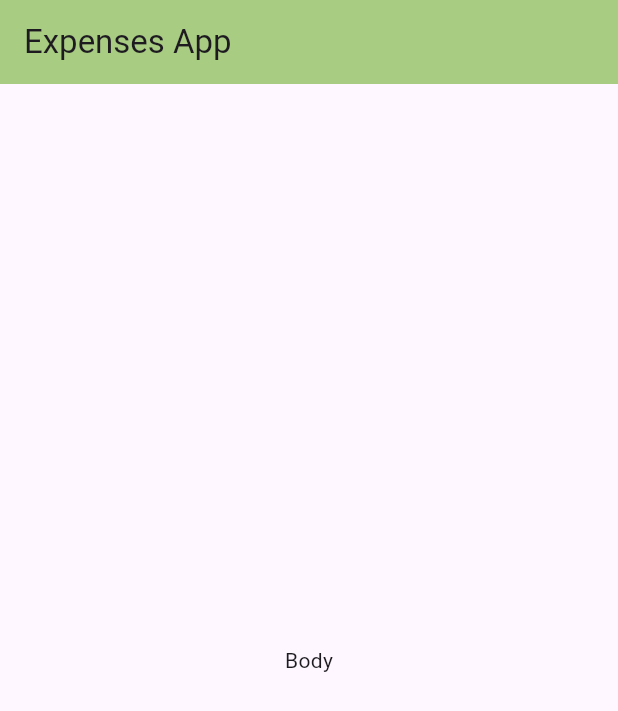
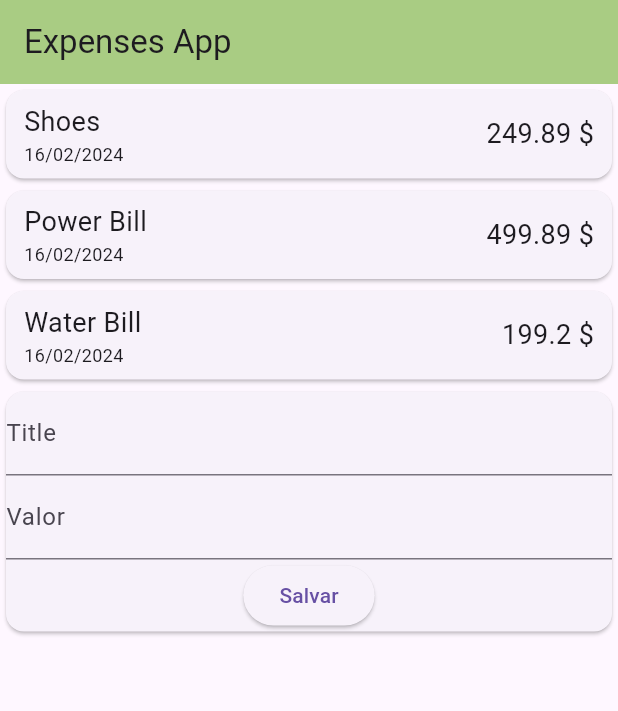
Before and after one commit to gusazevedo/Expenses-app, a Flutter app: the screen it shows after launch, on a phone screen of 412 x 824 dp. Shown: the top 711 px of the screen. Run offline on Flutter 3.47's test engine with Material 3 defaults, Android fonts, the phone set to English and light mode, and no system bars.

Commit message:
Componentização da listagem

```diff
--- /dev/null
+++ b/lib/components/transaction_form.dart
@@ -0,0 +1,31 @@
+import 'package:flutter/material.dart';
+
+class TransactionForm extends StatelessWidget {
+  final titleController = TextEditingController();
+  final valueController = TextEditingController();
+
+  TransactionForm({super.key});
+
+  @override
+  Widget build(BuildContext context) {
+    return Card(
+      child: Column(children: [
+        TextField(
+          controller: titleController,
+          decoration: const InputDecoration(labelText: 'Title'),
+        ),
+        TextField(
+          controller: valueController,
+          decoration: const InputDecoration(labelText: 'Valor'),
+        ),
+        ElevatedButton(
+          child: Text('Salvar'),
+          onPressed: () {
+            print(titleController.text);
+            print(valueController.text);
+          },
+        )
+      ]),
+    );
+  }
+}
--- /dev/null
+++ b/lib/components/transaction_list.dart
@@ -0,0 +1,42 @@
+import 'package:flutter/material.dart';
+import 'package:intl/intl.dart';
+import '../models/transaction.dart';
+
+class TransactionsList extends StatelessWidget {
+  const TransactionsList({super.key, required this.transactions});
+
+  final List<Transaction> transactions;
+
+  @override
+  Widget build(BuildContext context) {
+    return Column(
+      children: transactions.map((tr) {
+        return Card(
+          elevation: 1,
+          child: Container(
+            padding: const EdgeInsets.symmetric(horizontal: 12, vertical: 8),
+            child: Row(
+              mainAxisAlignment: MainAxisAlignment.spaceBetween,
+              children: [
+                Column(crossAxisAlignment: CrossAxisAlignment.start, children: [
+                  Text(
+                    tr.title,
+                    style: const TextStyle(
+                        fontSize: 18, fontWeight: FontWeight.w400),
+                  ),
+                  Text(
+                    DateFormat('dd/MM/yyyy').format(tr.date),
+                    style: const TextStyle(fontSize: 12),
+                  )
+                ]),
+                Text('${tr.value} \$',
+                    style: const TextStyle(
+                        fontSize: 18, fontWeight: FontWeight.w400)),
+              ],
+            ),
+          ),
+        );
+      }).toList(),
+    );
+  }
+}
--- a/lib/main.dart
+++ b/lib/main.dart
@@ -1,7 +1,9 @@
 import 'package:flutter/material.dart';
+import 'package:projects/components/transaction_form.dart';
+import 'package:projects/components/transaction_list.dart';
+import 'package:projects/models/transaction.dart';
 
 main() => runApp(const ExpensesApp());
-
 
 class ExpensesApp extends StatelessWidget {
   const ExpensesApp({super.key});
@@ -9,10 +11,9 @@ class ExpensesApp extends StatelessWidget {
   @override
   Widget build(BuildContext context) {
     return MaterialApp(
-      debugShowCheckedModeBanner: false,
-      theme: ThemeData(useMaterial3: true),
-      home: const HomePage()
-    );
+        debugShowCheckedModeBanner: false,
+        theme: ThemeData(useMaterial3: true),
+        home: const HomePage());
   }
 }
 
@@ -23,22 +24,30 @@ class HomePage extends StatelessWidget {
   Widget build(BuildContext context) {
     return Scaffold(
       appBar: AppBar(
-        title: const Text('Expenses App'),
-        elevation: 2,
-        backgroundColor: Colors.lightGreen[300]
-      ),
-      body: const AppBody(),
+          title: const Text('Expenses App'),
+          elevation: 2,
+          backgroundColor: Colors.lightGreen[300]),
+      body: AppBody(),
     );
   }
 }
 
 class AppBody extends StatelessWidget {
-  const AppBody({super.key});
+  final _transactions = [
+    Transaction(id: '123', title: 'Shoes', value: 249.89, date: DateTime.now()),
+    Transaction(
+        id: '321', title: 'Power Bill', value: 499.89, date: DateTime.now()),
+    Transaction(
+        id: '456', title: 'Water Bill', value: 199.20, date: DateTime.now())
+  ];
 
   @override
   Widget build(BuildContext context) {
-    return const Center(
-      child: Text('Body'),
+    return Column(
+      children: [
+        TransactionsList(transactions: _transactions),
+        TransactionForm()
+      ],
     );
   }
 }
--- /dev/null
+++ b/lib/models/transaction.dart
@@ -0,0 +1,13 @@
+class Transaction {
+  final String id;
+  final String title;
+  final double value;
+  final DateTime date;
+
+  Transaction({
+    required this.id,
+    required this.title,
+    required this.value,
+    required this.date
+  });
+}
--- a/pubspec.yaml
+++ b/pubspec.yaml
@@ -35,6 +35,7 @@ dependencies:
   # The following adds the Cupertino Icons font to your application.
   # Use with the CupertinoIcons class for iOS style icons.
   cupertino_icons: ^1.0.2
+  intl: ^0.19.0
 
 dev_dependencies:
   flutter_test:
```
Also changed, not shown: pubspec.lock, 1 other file.
